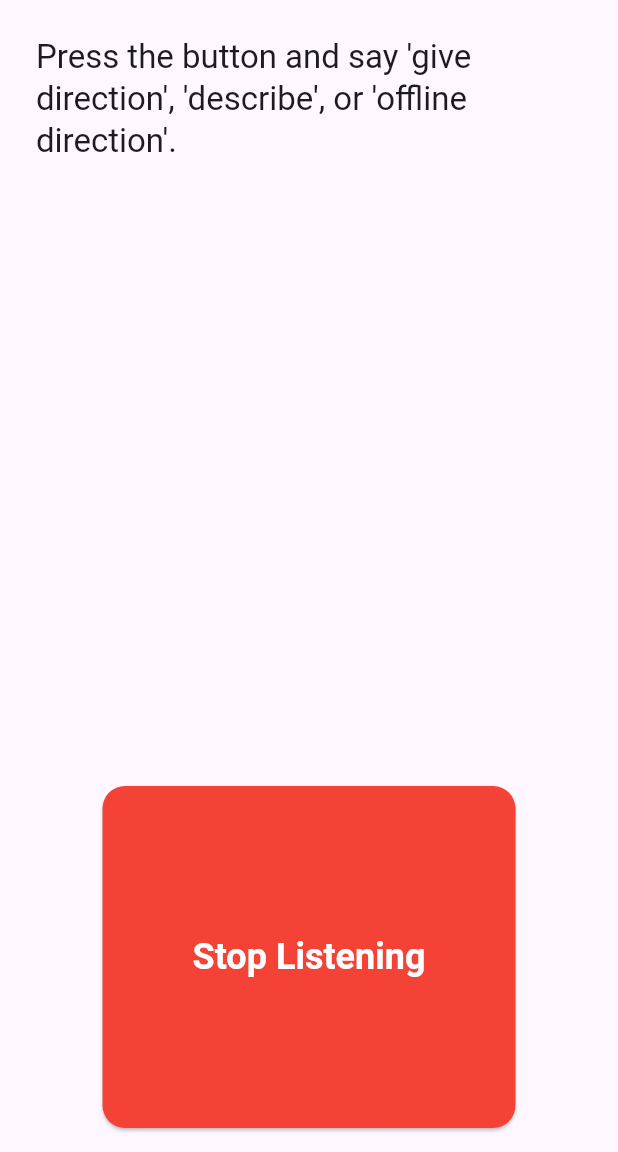
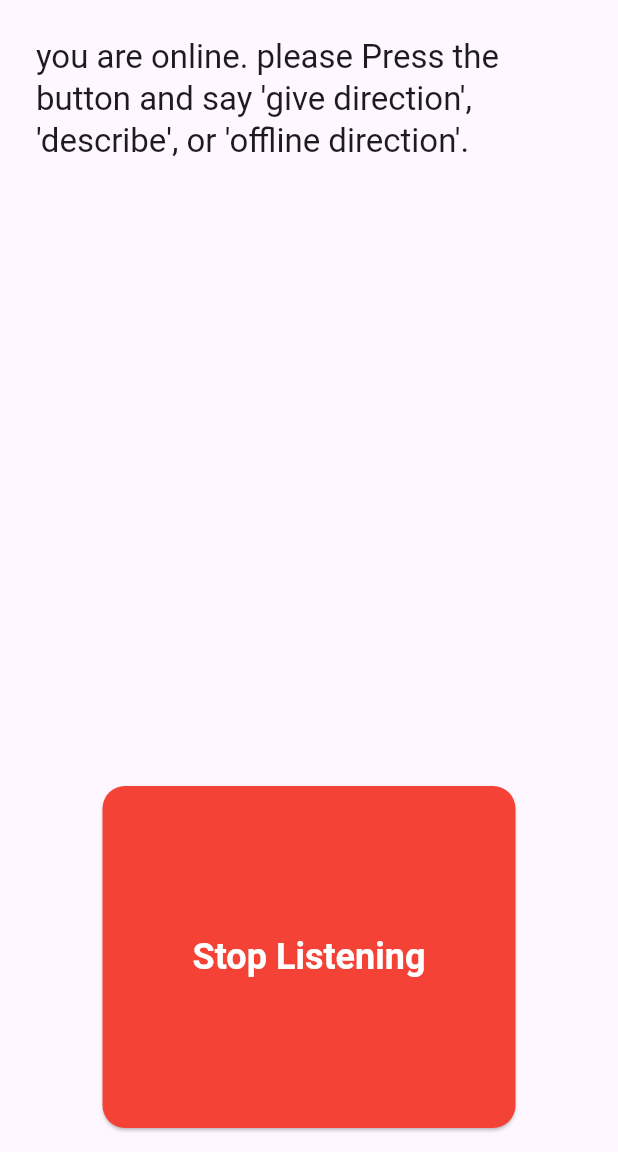
Before and after one commit to sidratulpunno/Blind_Assistance, a Flutter app: the screen it shows after launch, after a tap on "Start Listening", on a phone screen of 412 x 824 dp, the part 84-1236 px from its top. Run offline on Flutter 3.47's test engine with Material 3 defaults, Android fonts, the phone set to English and light mode, and no system bars; our stand-ins replace camera, connectivity_plus, flutter_dotenv, flutter_tts, google_generative_ai, image_picker and 3 more; missing offline and left inert: google_mlkit_commons, google_mlkit_object_detection.

Commit message:
Added the vibration for better sense and also automated the offline navigation while there is no internet

```diff
--- a/lib/home_screen.dart
+++ b/lib/home_screen.dart
@@ -23,7 +23,7 @@ class _HomeScreenState extends State<HomeScreen> {
   bool _isStopCalled = false;
 
   String _responseText =
-      "Press the button and say 'give direction', 'describe', or 'offline direction'.";
+      "you are online. please Press the button and say 'give direction', 'describe', or 'offline direction'.";
   bool _isListening = false;
 
   @override
--- a/lib/main.dart
+++ b/lib/main.dart
@@ -7,16 +7,15 @@ import 'vision_detector_views/object_detector_view.dart';
 import 'package:google_ml_kit_example/tts_service.dart';
 import 'package:flutter_dotenv/flutter_dotenv.dart';
 
-// ✅ STEP 1: Create a GlobalKey for our Navigator.
-// This key allows us to control navigation from outside the widget tree.
 final GlobalKey<NavigatorState> navigatorKey = GlobalKey<NavigatorState>();
 
 Future<void> main() async {
   WidgetsFlutterBinding.ensureInitialized();
   await dotenv.load();
 
+  // This initial welcome message is still useful for when the app first boots up.
   TTSService ttsService = TTSService();
-  String welcomeMessage = "Welcome. The app is ready.";
+  String welcomeMessage = "App is ready";
   await ttsService.speak(welcomeMessage);
 
   runApp(MyApp());
@@ -30,19 +29,24 @@ class MyApp extends StatefulWidget {
 class _MyAppState extends State<MyApp> {
   late StreamSubscription<List<ConnectivityResult>> _connectivitySubscription;
 
+  // ✅ STEP 1: Add a TTSService instance to the state.
+  late final TTSService _ttsService;
+
   @override
   void initState() {
     super.initState();
-    // Start listening as soon as the app starts.
+    // ✅ STEP 2: Initialize the TTS service.
+    _ttsService = TTSService();
+
     _connectivitySubscription =
         Connectivity().onConnectivityChanged.listen(_updateConnectionStatus);
-    // Perform an initial check to set the correct starting screen.
     _checkInitialConnectivity();
   }
 
   @override
   void dispose() {
     _connectivitySubscription.cancel();
+    _ttsService.stop(); // Good practice to stop TTS on dispose
     super.dispose();
   }
 
@@ -51,26 +55,27 @@ class _MyAppState extends State<MyApp> {
     _updateConnectionStatus(result);
   }
 
-  // ✅ STEP 2: This is now the ONLY place that handles connectivity-based navigation.
   void _updateConnectionStatus(List<ConnectivityResult> result) {
-    // Get the navigator's current state using our global key.
     final navigator = navigatorKey.currentState;
-    if (navigator == null) return; // Exit if navigator is not ready.
+    if (navigator == null) return;
 
-    // Get the name of the current route.
     String? currentRoute;
     navigator.popUntil((route) {
       currentRoute = route.settings.name;
-      return true; // This doesn't actually pop anything, just gets the name.
+      return true;
     });
 
     final bool isOffline = result.contains(ConnectivityResult.none);
 
+    // ✅ STEP 3: Add the TTS calls before navigating.
     if (isOffline && currentRoute != '/objectDetector') {
-      // If we are offline and NOT on the detector view, go there.
+      // Announce the switch to offline mode.
+      _ttsService.speak("you are in offline mode");
       navigator.pushReplacementNamed('/objectDetector');
     } else if (!isOffline && currentRoute != '/home') {
-      // If we are online and NOT on the home view, go there.
+      // Announce the switch to online mode with instructions.
+      _ttsService.speak(
+          "you are online. please Press the button and say 'give direction', 'describe', or 'offline direction'.");
       navigator.pushReplacementNamed('/home');
     }
   }
@@ -78,14 +83,9 @@ class _MyAppState extends State<MyApp> {
   @override
   Widget build(BuildContext context) {
     return MaterialApp(
-      // ✅ STEP 3: Assign the key to the MaterialApp.
       navigatorKey: navigatorKey,
       debugShowCheckedModeBanner: false,
-      // We set a loading screen as the initial home, because our listener
-      // will immediately navigate to the correct screen.
       home: const Scaffold(body: Center(child: CircularProgressIndicator())),
-
-      // Define the routes that our listener will use for navigation.
       routes: {
         '/home': (context) => HomeScreen(),
         '/objectDetector': (context) => ObjectDetectorView(),
```
